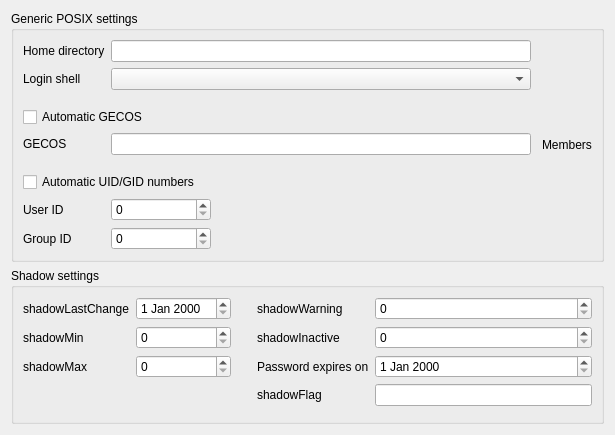
Above: agent/src/clacks/agent/data/templates/default/posix-user.ui from gonicus/clacks before the change. Below: the same form after it.
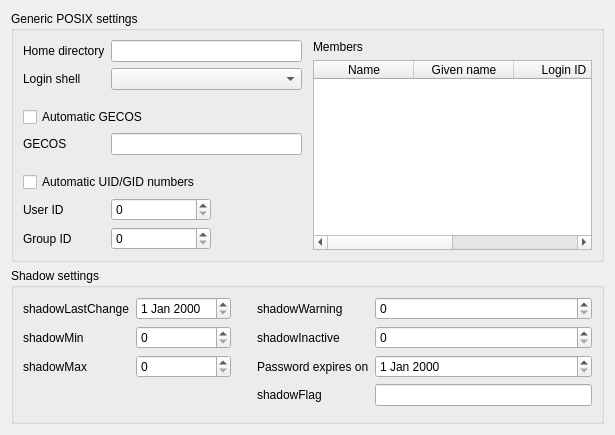
That is the form after the change. Icons and pictures are not drawn.

```diff
--- a/agent/src/clacks/agent/data/templates/default/posix-user.ui
+++ b/agent/src/clacks/agent/data/templates/default/posix-user.ui
@@ -183,6 +183,36 @@
             </property>
            </widget>
           </item>
+          <item>
+           <widget class="QTableWidget" name="tableWidget">
+            <property name="rowCount">
+             <number>0</number>
+            </property>
+            <property name="columnCount">
+             <number>4</number>
+            </property>
+            <column>
+             <property name="text">
+              <string comment="sn">Name</string>
+             </property>
+            </column>
+            <column>
+             <property name="text">
+              <string comment="givenName">Given name</string>
+             </property>
+            </column>
+            <column>
+             <property name="text">
+              <string comment="uid">Login ID</string>
+             </property>
+            </column>
+            <column>
+             <property name="text">
+              <string comment="dateOfBirth">Date of birth</string>
+             </property>
+            </column>
+           </widget>
+          </item>
          </layout>
         </item>
        </layout>
```
